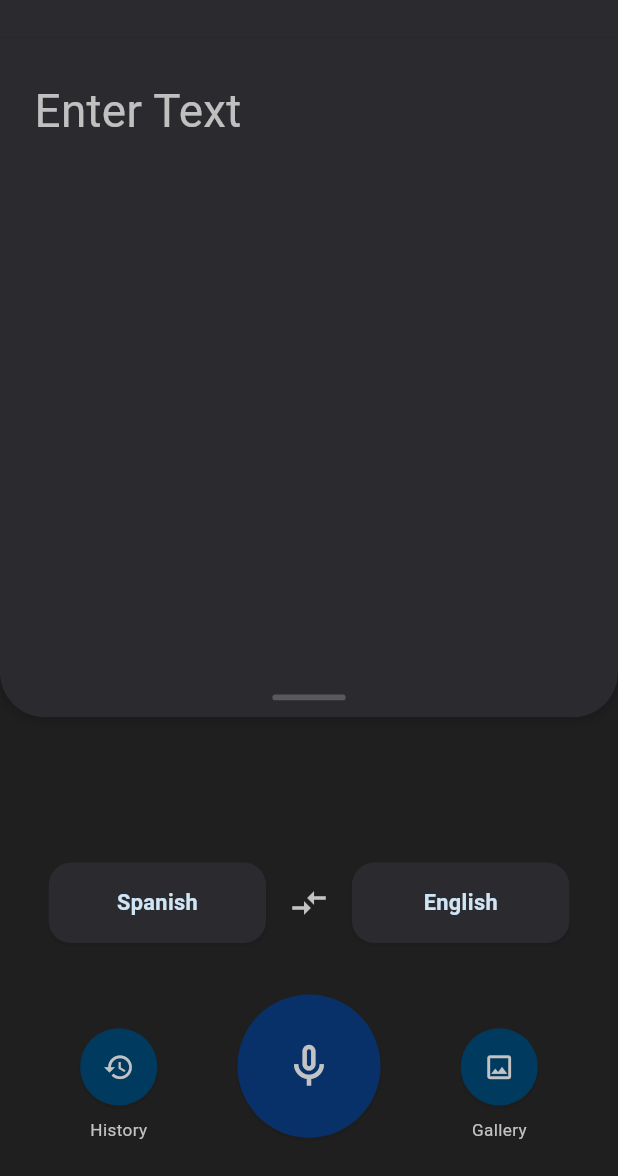
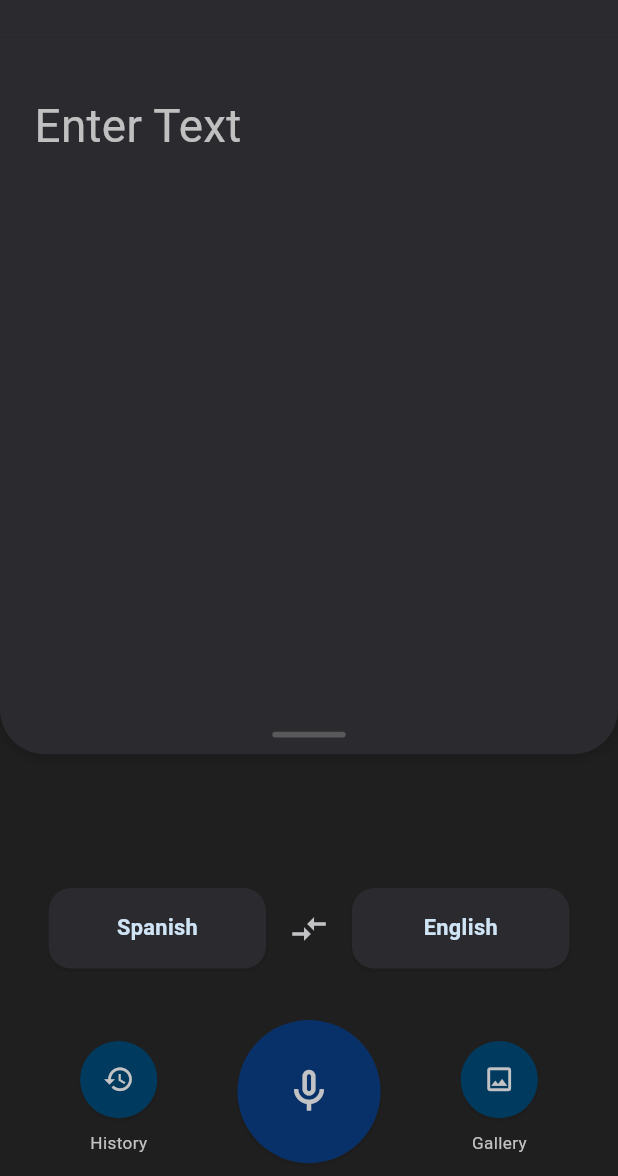
Before and after one commit to camilo1498/flutter_translate_app, a Flutter app: the screen it shows after launch, on a phone screen of 412 x 824 dp, the part 60-1236 px from its top. Run offline on Flutter 3.47's test engine with Material 3 defaults, Android fonts, the phone set to English and light mode, and no system bars; our stand-ins replace dio, flutter_keyboard_visibility, flutter_screenutil, flutter_slidable, flutter_tts, fluttertoast and 2 more; accounts and stored records are empty.

Commit message:
- fixed bugs - fixed android compiler version

```diff
--- a/lib/src/presentation/pages/home_page/home_page.dart
+++ b/lib/src/presentation/pages/home_page/home_page.dart
@@ -123,6 +123,8 @@ class _HomePageState extends State<HomePage> {
                     onTap: () {},
                     child: StatefulBuilder(builder: (context, setState) {
                       return SlidingUpPanel(
+                        maxHeight: screenUtil.screenHeight,
+                        minHeight: screenUtil.screenHeight * .58,
                         controller: _homePageController.panelController,
                         color: ColorTween(
                                 begin: _homePageController
@@ -162,8 +164,6 @@ class _HomePageState extends State<HomePage> {
                             ],
                           );
                         },
-                        maxHeight: screenUtil.screenHeight,
-                        minHeight: screenUtil.screenHeight * 0.55,
                         header: Container(
                           width: screenUtil.screenWidth,
                           alignment: Alignment.center,
@@ -349,10 +349,12 @@ class _HomePageState extends State<HomePage> {
             ),
           ),
           20.verticalSpace,
-          Text(
-            text ?? '',
-            style: TextStyle(color: appColors.colorText2, fontSize: 30.sp),
-          )
+          if (text != null) ...[
+            Text(
+              text,
+              style: TextStyle(color: appColors.colorText2, fontSize: 30.sp),
+            )
+          ],
         ],
       ),
     );
@@ -366,9 +368,9 @@ class _HomePageState extends State<HomePage> {
     return GestureDetector(
       onTap: () => _homePageController.goToTranslationPage(context: context),
       child: !homeProvider.isPanelOpen
-          ? Container(
+          ? SizedBox(
               width: screenUtil.screenWidth,
-              height: screenUtil.screenHeight * 0.55,
+              height: screenUtil.screenHeight * 0.568,
               child: Padding(
                 padding: EdgeInsets.symmetric(horizontal: 60.w, vertical: 65.h),
                 child: AnimatedOpacity(
--- a/lib/src/presentation/pages/translate_page/translate_page_controller.dart
+++ b/lib/src/presentation/pages/translate_page/translate_page_controller.dart
@@ -137,8 +137,6 @@ class TranslatePageController {
         _translateProvider.closePage = true;
         _translateProvider.translationText = '';
         _translateProvider.originalText = '';
-        Navigator.pop(context);
-      } else {
         Navigator.pop(context);
       }
     } else {
```
Also changed, not shown: 2 other files.
